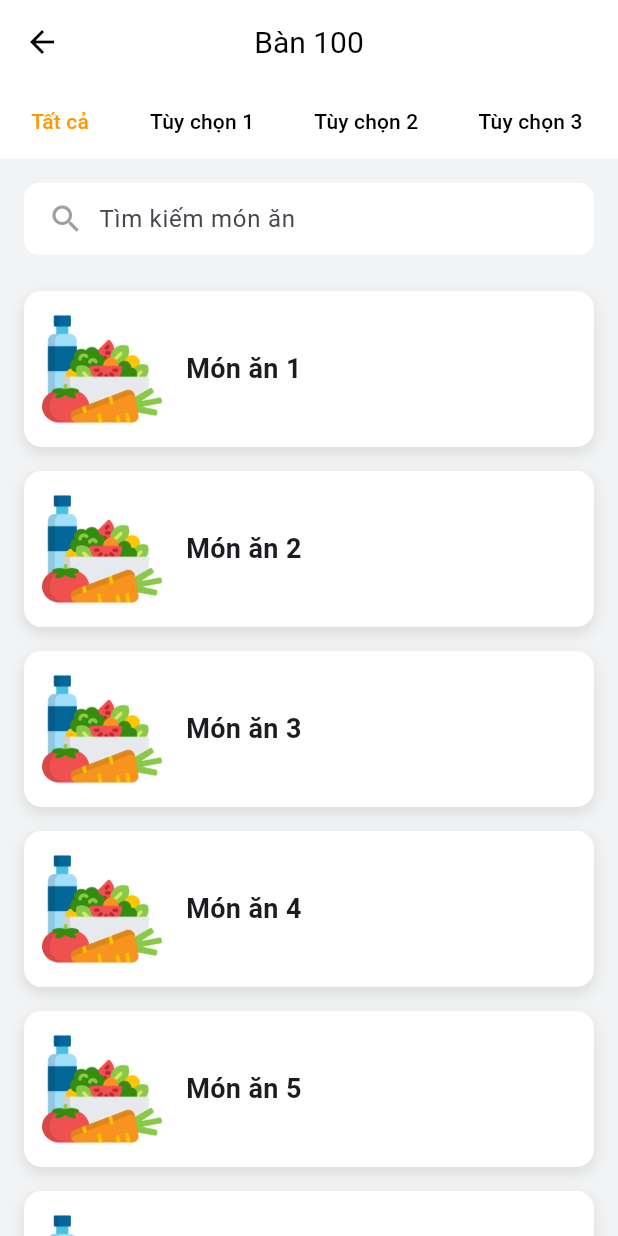
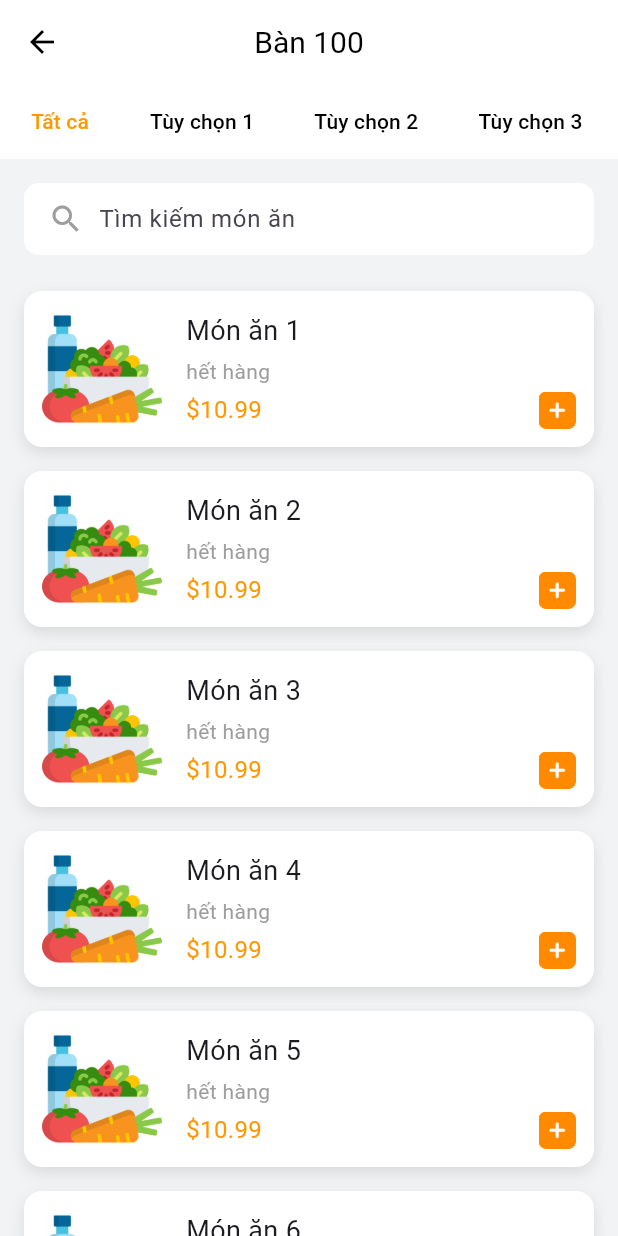
Before and after one commit to Hwangzii/Restaurant-Management-21CN2, a Flutter app: the OrderFoodScreen screen opened directly, on a phone screen of 412 x 824 dp. Run offline on Flutter 3.47's test engine with Material 3 defaults, Android fonts, the phone set to English and light mode, and no system bars; our stand-ins replace pinput, qr_flutter.

Commit message:
hazii ok nhe

```diff
--- a/Project/frontend/lib/main.dart
+++ b/Project/frontend/lib/main.dart
@@ -15,7 +15,7 @@ class MyApp extends StatelessWidget {
       initialRoute: '/', // Màn hình đầu tiên khi app chạy là EnterOtpScreen
       routes: {
         '/': (context) =>
-            LoginScreen(), // Đăng ký route cho màn hình EnterOtpScreen
+            OrderFoodScreen(), // Đăng ký route cho màn hình EnterOtpScreen
         // '/home': (context) => const ManagerScreen(),  // Đăng ký route cho màn hình ManagerScreen
       },
     );
--- a/Project/frontend/lib/screens/order_food_screen.dart
+++ b/Project/frontend/lib/screens/order_food_screen.dart
@@ -120,7 +120,14 @@ class _OrderFoodScreenState extends State<OrderFoodScreen> {
             child: ListView.builder(
               itemCount: filteredItems.length,
               itemBuilder: (context, index) {
-                return FoodItem(name: filteredItems[index]);
+                return FoodItem(
+                  name: filteredItems[index],
+                  status: 'hết hàng',
+                  price: '\$10.99',
+                  onAdd: () {
+                    print('Đã gọi món: ${filteredItems[index]}');
+                  },
+                );
               },
             ),
           ),
--- a/Project/frontend/lib/widgets/food_items.dart
+++ b/Project/frontend/lib/widgets/food_items.dart
@@ -1,18 +1,45 @@
 import 'package:flutter/material.dart';
 
-class FoodItem extends StatelessWidget {
+class FoodItem extends StatefulWidget {
   final String name;
+  final String status;
+  final String price;
+  final VoidCallback onAdd;
 
   const FoodItem({
     Key? key,
+    required this.onAdd,
     required this.name,
+    required this.status,
+    required this.price,
   }) : super(key: key);
+
+  @override
+  _FoodItemState createState() => _FoodItemState();
+}
+
+class _FoodItemState extends State<FoodItem> {
+  int quantity = 0;
+
+  void _increaseQuantity() {
+    setState(() {
+      quantity++;
+    });
+  }
+
+  void _decreaseQuantity() {
+    setState(() {
+      if (quantity > 0) {
+        quantity--;
+      }
+    });
+  }
 
   @override
   Widget build(BuildContext context) {
     return Container(
       margin: const EdgeInsets.symmetric(vertical: 8.0, horizontal: 16.0),
-      padding: const EdgeInsets.all(12.0), // Tăng padding để nội dung trông thoáng hơn
+      padding: const EdgeInsets.all(12.0),
       decoration: BoxDecoration(
         color: Colors.white,
         borderRadius: BorderRadius.circular(12.0),
@@ -24,7 +51,9 @@ class FoodItem extends StatelessWidget {
           ),
         ],
       ),
-      child: Row(
+      child: Stack(
+        children: [
+          Row(
             children: [
               // Hình ảnh món ăn
               Container(
@@ -33,20 +62,83 @@ class FoodItem extends StatelessWidget {
                 decoration: BoxDecoration(
                   borderRadius: BorderRadius.circular(12.0),
                   image: const DecorationImage(
-                image: AssetImage('assets/diet.png'), // Hình ảnh từ assets
+                    image: AssetImage('assets/diet.png'), // Hình ảnh món ăn
                     fit: BoxFit.cover,
                   ),
                 ),
               ),
               const SizedBox(width: 16.0),
+              // Nội dung thông tin món ăn
+              Expanded(
+                child: Column(
+                  crossAxisAlignment: CrossAxisAlignment.start,
+                  children: [
                     // Tên món ăn
-          Expanded(
-            child: Text(
-              name,
+                    Text(
+                      widget.name,
                       style: const TextStyle(
                         fontSize: 18.0,
-                fontWeight: FontWeight.bold,
                       ),
+                    ),
+                    const SizedBox(height: 4.0),
+                    // Trạng thái món ăn
+                    Text(
+                      widget.status,
+                      style: const TextStyle(
+                        fontSize: 14.0,
+                        color: Colors.grey,
+                      ),
+                    ),
+                    const SizedBox(height: 4.0),
+                    // Giá món ăn
+                    Text(
+                      widget.price,
+                      style: const TextStyle(
+                        fontSize: 16.0,
+                        color: Colors.orange,
+                      ),
+                    ),
+                  ],
+                ),
+              ),
+            ],
+          ),
+          // Điều chỉnh số lượng nằm ở góc phải dưới cùng
+          Positioned(
+            right: 0.0, // Khoảng cách từ cạnh phải
+            bottom: 0.0, // Khoảng cách từ cạnh dưới
+            child: Row(
+              children: [
+                // Dấu trừ và số chỉ hiện khi quantity > 0
+                if (quantity > 0) ...[
+                  GestureDetector(
+                    onTap: _decreaseQuantity,
+                    child: Image.asset(
+                      'assets/square-minus.png', // Biểu tượng trừ
+                      width: 25.0,
+                      height: 25.0,
+                    ),
+                  ),
+                  const SizedBox(width: 10.0),
+                  // Số lượng
+                  Text(
+                    '$quantity',
+                    style: const TextStyle(
+                      fontSize: 18.0,
+                    ),
+                  ),
+                  const SizedBox(width: 10.0),
+                ],
+                // Dấu cộng
+                GestureDetector(
+                  onTap: _increaseQuantity,
+                  child: Image.asset(
+                    'assets/square-plus.png', // Biểu tượng cộng
+                    width: 25.0,
+                    height: 25.0,
+                  ),
+                ),
+              ],
             ),
           ),
         ],
--- a/Project/frontend/pubspec.yaml
+++ b/Project/frontend/pubspec.yaml
@@ -74,5 +74,7 @@ flutter:
     - assets/eye_closed.png
     - assets/angle-left.png
     - assets/diet.png
+    - assets/square-minus.png
+    - assets/square-plus.png
 
   uses-material-design: true
```
Also changed, not shown: Project/frontend/assets/square-minus.png (added), Project/frontend/assets/square-plus.png (added). Lines whose indentation alone changed are shown as unchanged.
